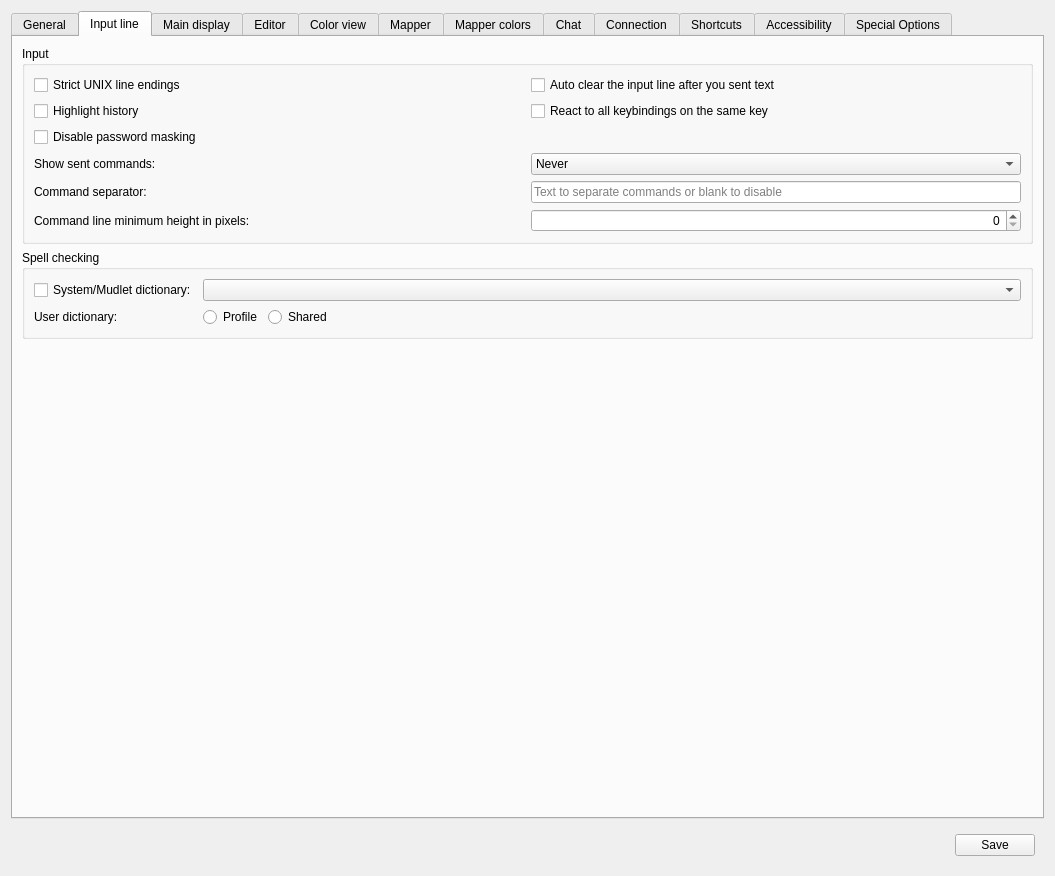
Above: src/ui/profile_preferences.ui from Mudlet/Mudlet before the change. Below: the same form after it.
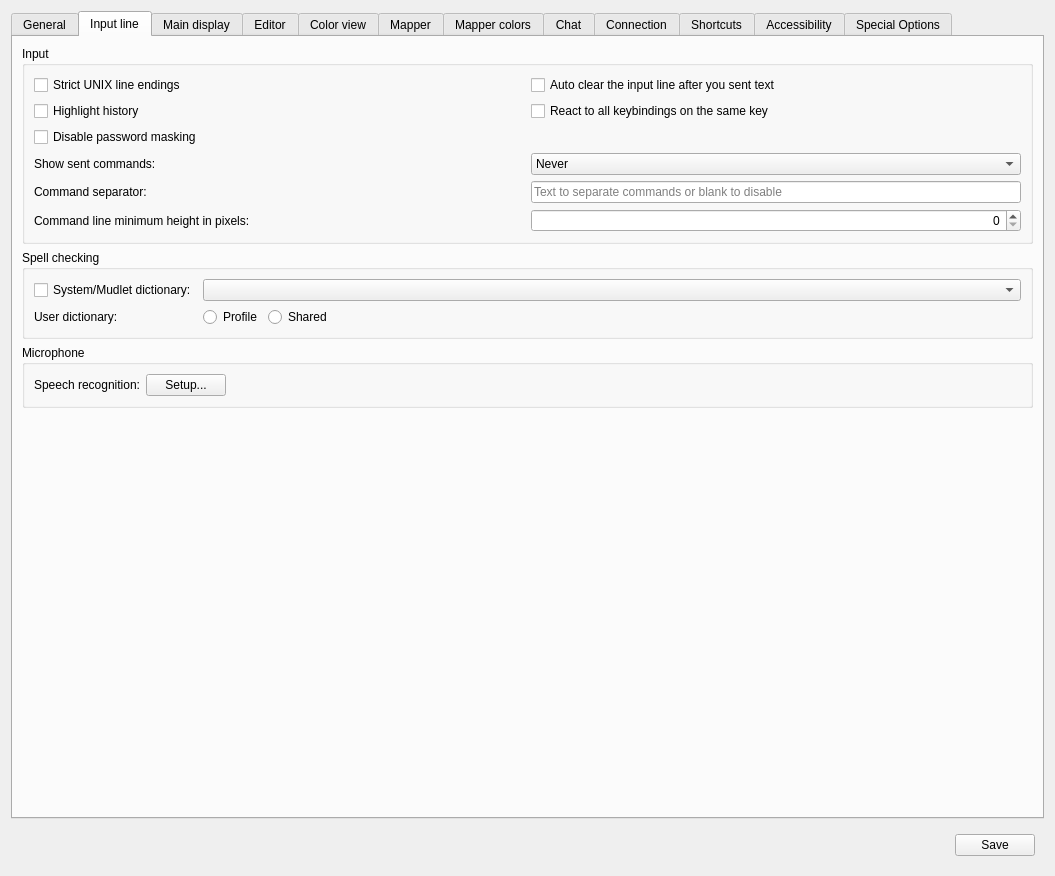
That is the form after the change. The open tabs and pages were chosen to show the change. Icons and pictures are not drawn. Custom widgets are drawn as their Qt base class.

Commit message:
Add: Speech-to-text input using Vosk library
Adds offline speech recognition capability to Mudlet command line:
- Microphone button in command line for voice input
- Uses Vosk library for privacy-focused offline recognition
- Setup wizard for downloading language models
- Support for multiple languages (English, German, French, etc.)
- macOS microphone permission handling
- Vosk license attribution in About dialog

Patch:
```diff
--- a/src/ui/profile_preferences.ui
+++ b/src/ui/profile_preferences.ui
@@ -755,6 +755,45 @@
          </layout>
         </widget>
        </item>
+       <item>
+        <widget class="QGroupBox" name="groupBox_microphone">
+         <property name="title">
+          <string>Microphone</string>
+         </property>
+         <layout class="QHBoxLayout" name="horizontalLayout_groupBox_microphone">
+          <item>
+           <widget class="QLabel" name="label_speechRecognitionSetup">
+            <property name="text">
+             <string>Speech recognition:</string>
+            </property>
+           </widget>
+          </item>
+          <item>
+           <widget class="QPushButton" name="pushButton_speechRecognitionSetup">
+            <property name="toolTip">
+             <string>&lt;p&gt;Opens the speech recognition setup wizard to configure or download speech recognition models for voice input.&lt;/p&gt;</string>
+            </property>
+            <property name="text">
+             <string>Setup...</string>
+            </property>
+           </widget>
+          </item>
+          <item>
+           <spacer name="horizontalSpacer_microphone">
+            <property name="orientation">
+             <enum>Qt::Orientation::Horizontal</enum>
+            </property>
+            <property name="sizeHint" stdset="0">
+             <size>
+              <width>40</width>
+              <height>20</height>
+             </size>
+            </property>
+           </spacer>
+          </item>
+         </layout>
+        </widget>
+       </item>
        <item>
         <spacer name="verticalSpacer_inputLine">
          <property name="orientation">
```
The commit also changes 19 other files.
